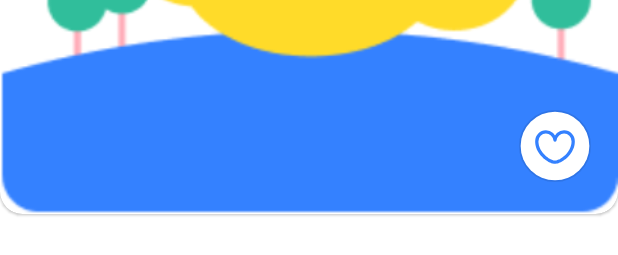
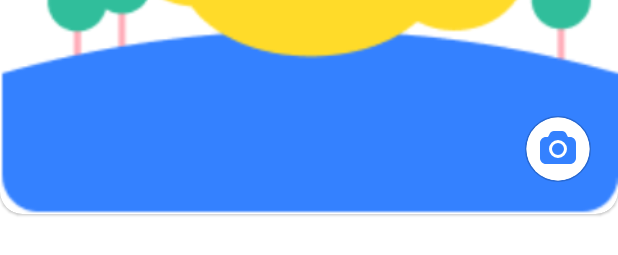
Before and after one commit to BA-BA-Project/BaBa.Application, an Android app: the layout item_album.xml on its own in the app's theme, with its tools: preview values and no code run, on a phone screen of 412 x 824 dp. Shown: the part 713-968 px from the top of the screen. Run offline under Robolectric (Android 15) with nearby library versions, the phone set to English and light mode, and no system bars; network calls fail.

Commit message:
좋아요 버튼과 앨범 생성 버튼 동작 구분

```diff
--- a/app/src/main/java/kids/baba/mobile/presentation/model/AlbumUiModel.kt
+++ b/app/src/main/java/kids/baba/mobile/presentation/model/AlbumUiModel.kt
@@ -6,7 +6,7 @@ import java.time.LocalDate
 
 @Parcelize
 data class AlbumUiModel (
-    val contentId: Int = -1,
+    val contentId: Int? = null,
     val name: String = "",
     val relation: String = "",
     val date: LocalDate,
--- a/app/src/main/java/kids/baba/mobile/presentation/viewmodel/GrowthAlbumViewModel.kt
+++ b/app/src/main/java/kids/baba/mobile/presentation/viewmodel/GrowthAlbumViewModel.kt
@@ -129,7 +129,7 @@ class GrowthAlbumViewModel @Inject constructor(
     }
 
     fun likeAlbum(album: AlbumUiModel) = viewModelScope.launch {
-        if(album.contentId != -1){
+        if(album.contentId != null){
             likeAlbumUseCase.like(growthAlbumState.value.selectedBaby.babyId, album.contentId.toString()).collect{ likeResponse ->
                 var selectedAlbum = growthAlbumState.value.selectedAlbum
                 val growthAlbumList = growthAlbumState.value.growthAlbumList.map {
@@ -150,4 +150,8 @@ class GrowthAlbumViewModel @Inject constructor(
         }
     }
 
+    fun createAlbum(){
+
+    }
+
 }
--- a/app/src/main/res/layout/dialog_fragment_album_detail.xml
+++ b/app/src/main/res/layout/dialog_fragment_album_detail.xml
@@ -136,7 +136,7 @@
                 </androidx.cardview.widget.CardView>
 
                 <CheckBox
-                    android:id="@+id/cb_album_like"
+                    android:id="@+id/btn_album_like"
                     android:layout_width="wrap_content"
                     android:layout_height="wrap_content"
                     android:layout_marginEnd="18dp"
--- a/app/src/main/res/layout/item_album.xml
+++ b/app/src/main/res/layout/item_album.xml
@@ -62,15 +62,26 @@
                     tools:text="123123" />
 
 
-                <CheckBox
-                    android:id="@+id/cb_album_like"
+                <ImageButton
+                    android:id="@+id/btn_create_album"
                     android:layout_width="wrap_content"
                     android:layout_height="wrap_content"
                     android:layout_marginEnd="18dp"
                     android:layout_marginBottom="21dp"
-                    android:background="@drawable/bg_like"
-                    android:button="@null"
-                    android:checked="@{like}"
+                    android:src="@drawable/ic_photo"
+                    android:background="@android:color/transparent"
+                    android:elevation="2dp"
+                    app:layout_constraintBottom_toBottomOf="@+id/iv_baby_icon"
+                    app:layout_constraintEnd_toEndOf="@+id/iv_baby_icon" />
+
+                <ImageButton
+                    android:id="@+id/btn_album_like"
+                    android:layout_width="wrap_content"
+                    android:layout_height="wrap_content"
+                    android:layout_marginEnd="18dp"
+                    android:layout_marginBottom="21dp"
+                    android:src="@drawable/ic_photo"
+                    android:background="@android:color/transparent"
                     android:elevation="2dp"
                     app:layout_constraintBottom_toBottomOf="@+id/iv_baby_icon"
                     app:layout_constraintEnd_toEndOf="@+id/iv_baby_icon" />
```
Also changed, not shown: app/src/main/java/kids/baba/mobile/presentation/adapter/AlbumAdapter.kt (+15 -4 lines), app/src/main/java/kids/baba/mobile/presentation/view/GrowthAlbumFragment.kt (+10 -9 lines).
